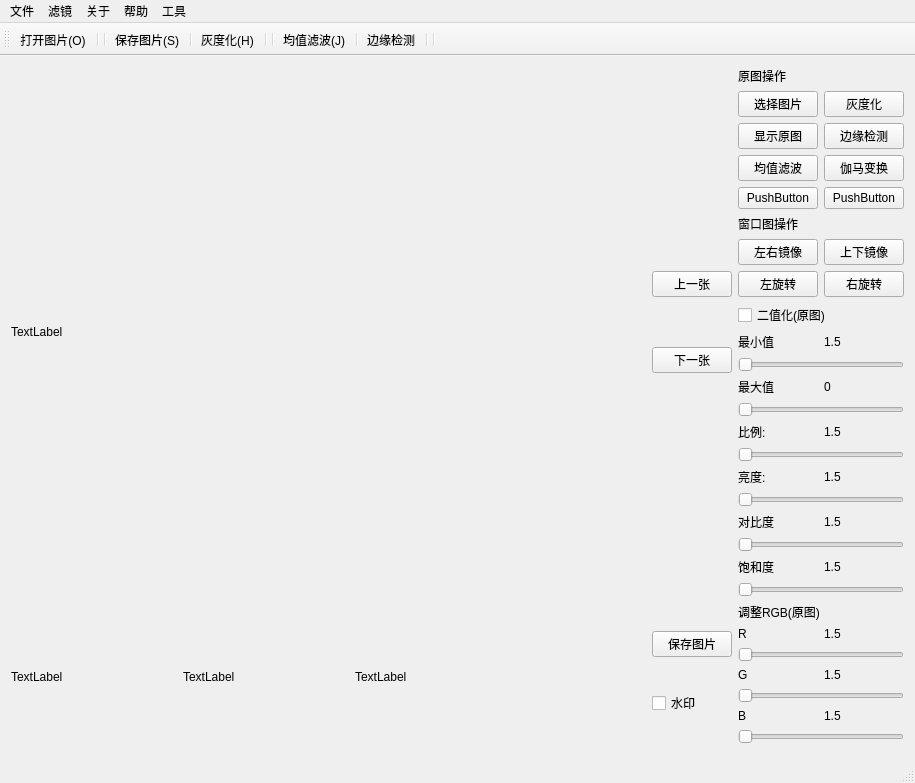
Before: the Qt Designer form Qt5DigitalImageProcessing/Qt5DigitalImageProcessing.ui in Mrsherlock1996/Qt5DigitalImageProcessing, drawn with Qt 5.
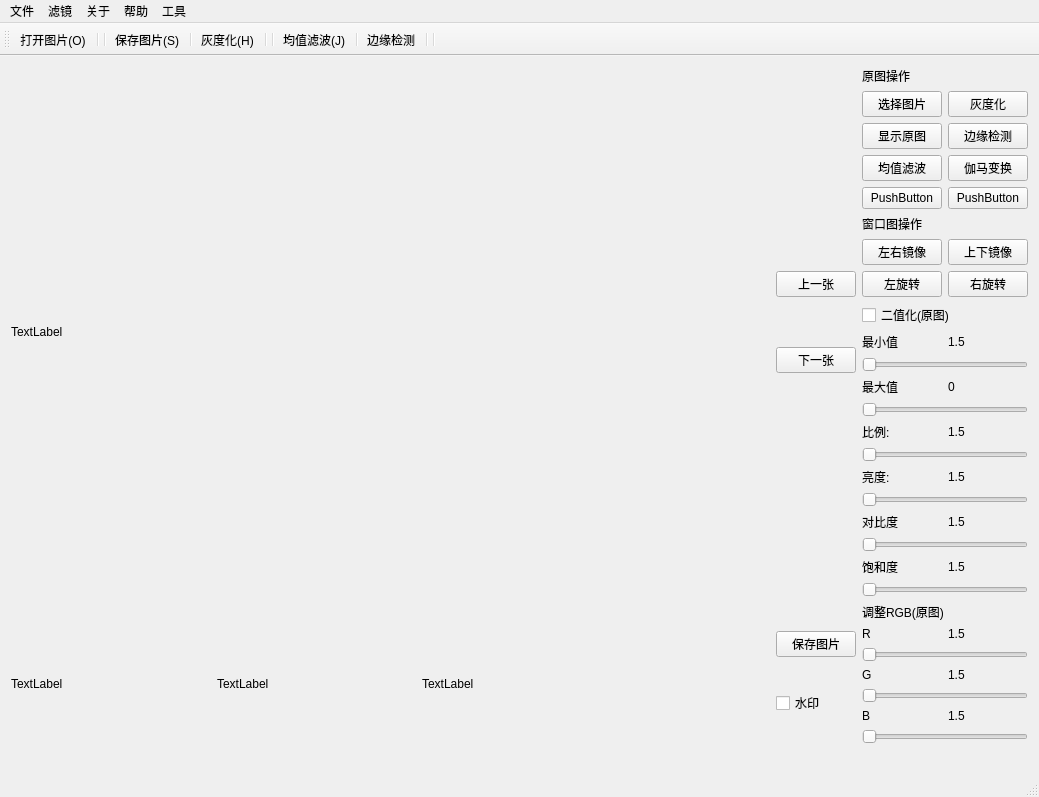
After: the same form once the commit is applied. Icons and pictures are not drawn.

```diff
--- a/Qt5DigitalImageProcessing/Qt5DigitalImageProcessing.ui
+++ b/Qt5DigitalImageProcessing/Qt5DigitalImageProcessing.ui
@@ -6,8 +6,8 @@
    <rect>
     <x>0</x>
     <y>0</y>
-    <width>915</width>
-    <height>687</height>
+    <width>1039</width>
+    <height>797</height>
    </rect>
   </property>
   <property name="windowTitle">
@@ -427,7 +427,7 @@
     <rect>
      <x>0</x>
      <y>0</y>
-     <width>915</width>
+     <width>1039</width>
      <height>22</height>
     </rect>
    </property>
```
